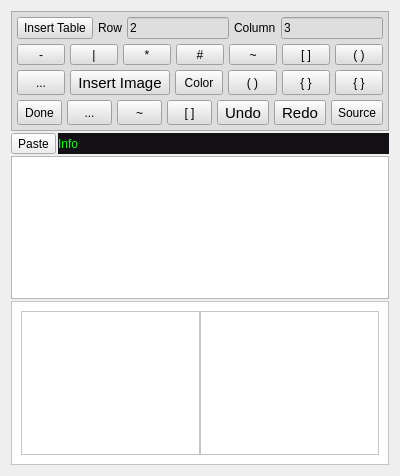
ic005k/Knot-Legacy, file src/dlgMemos.ui: the form before one commit.
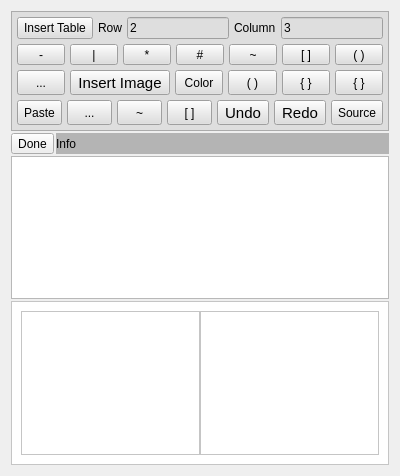
The form after the commit. Icons and pictures are not drawn.

Commit message: Optimized the edit function panel

What changed in the file:
```diff
--- a/src/dlgMemos.ui
+++ b/src/dlgMemos.ui
@@ -375,33 +375,15 @@
       <item>
        <layout class="QHBoxLayout" name="horizontalLayout_2">
         <item>
-         <widget class="QToolButton" name="btnBack">
+         <widget class="QToolButton" name="btnPaste">
           <property name="sizePolicy">
            <sizepolicy hsizetype="Preferred" vsizetype="Preferred">
             <horstretch>0</horstretch>
             <verstretch>0</verstretch>
            </sizepolicy>
           </property>
-          <property name="minimumSize">
-           <size>
-            <width>0</width>
-            <height>0</height>
-           </size>
-          </property>
-          <property name="maximumSize">
-           <size>
-            <width>16777215</width>
-            <height>25</height>
-           </size>
-          </property>
           <property name="text">
-           <string>Done</string>
-          </property>
-          <property name="iconSize">
-           <size>
-            <width>25</width>
-            <height>25</height>
-           </size>
+           <string>Paste</string>
           </property>
          </widget>
         </item>
@@ -614,23 +596,41 @@
    <item>
     <layout class="QHBoxLayout" name="horizontalLayout_6">
      <item>
-      <widget class="QToolButton" name="btnPaste">
+      <widget class="QToolButton" name="btnBack">
        <property name="sizePolicy">
         <sizepolicy hsizetype="Fixed" vsizetype="Preferred">
          <horstretch>0</horstretch>
          <verstretch>0</verstretch>
         </sizepolicy>
        </property>
+       <property name="minimumSize">
+        <size>
+         <width>0</width>
+         <height>0</height>
+        </size>
+       </property>
+       <property name="maximumSize">
+        <size>
+         <width>16777215</width>
+         <height>25</height>
+        </size>
+       </property>
        <property name="text">
-        <string>Paste</string>
+        <string>Done</string>
+       </property>
+       <property name="iconSize">
+        <size>
+         <width>25</width>
+         <height>25</height>
+        </size>
        </property>
       </widget>
      </item>
      <item>
       <widget class="QLabel" name="lblInfo">
        <property name="styleSheet">
-        <string notr="true">background-color: rgb(18, 15, 21);
-color: rgb(25, 255, 25);</string>
+        <string notr="true">background-color: rgb(180, 180, 180);
+color: rgb(2, 2, 2);</string>
        </property>
        <property name="text">
         <string>Info</string>
```
The commit also changes 2 other files.
